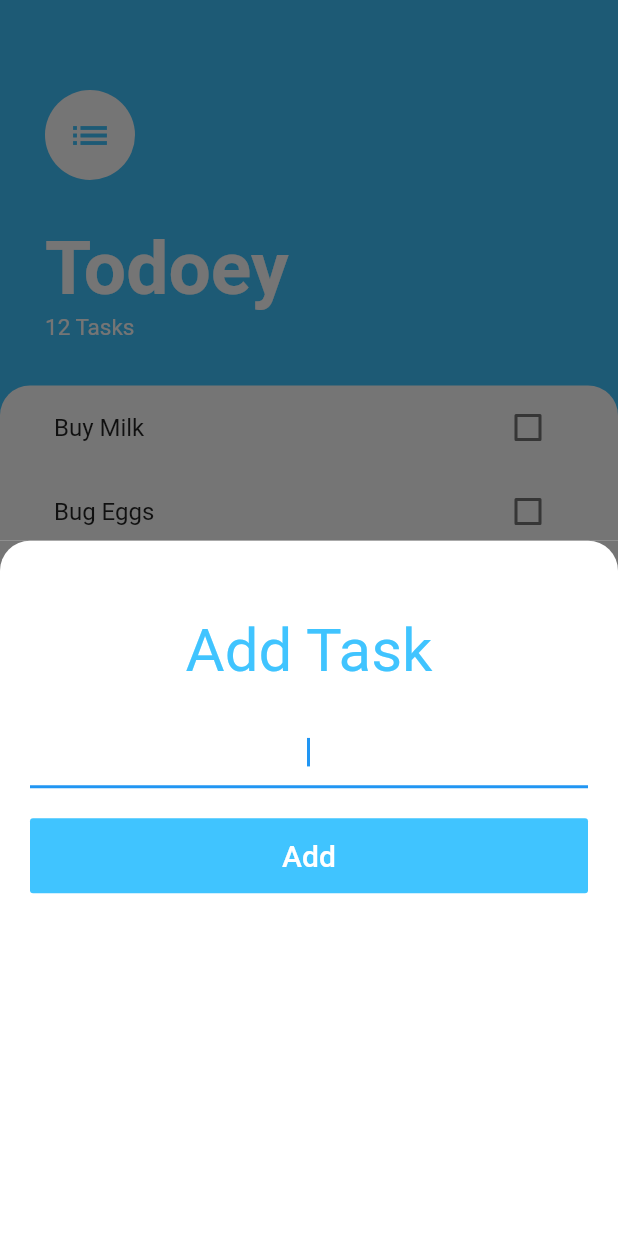
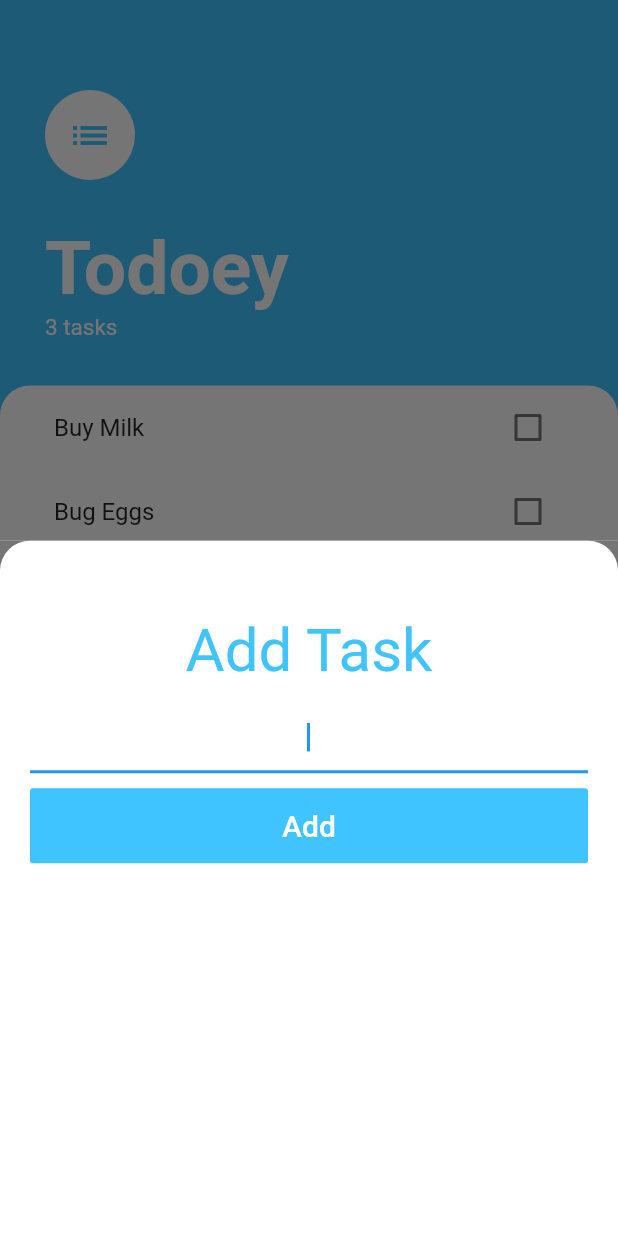
Before and after one commit to anmolgupta02/Todoey_flutter, a Flutter app: the screen it shows after launch, after a tap on the "add" icon, on a phone screen of 412 x 824 dp. Run offline on Flutter 3.47's test engine with Material 2 defaults, Android fonts, the phone set to English and light mode, and no system bars.

Commit message:
Added the solution for fetching data from ADD Task bottomSheet

```diff
--- a/lib/screens/add_task_screen.dart
+++ b/lib/screens/add_task_screen.dart
@@ -1,10 +1,15 @@
 import 'package:flutter/material.dart';
 
 class AddTaskScreen extends StatelessWidget {
-  String taskName;
+  // const AddTaskScreen({this.taskName});
+
+  final Function addTaskCallback;
+
+  AddTaskScreen(this.addTaskCallback(newTaskTitle));
 
   @override
   Widget build(BuildContext context) {
+    String taskName;
     return Container(
       color: Color(0xFF757575),
       child: Container(
@@ -29,21 +34,27 @@ class AddTaskScreen extends StatelessWidget {
               style: TextStyle(color: Colors.lightBlueAccent, fontSize: 40),
             ),
             SizedBox(
-              height: 20,
+              height: 10,
             ),
             TextField(
+              //controller: taskAdderController,
               autofocus: true,
               textAlign: TextAlign.center,
               keyboardType: TextInputType.name,
+              onChanged: (value) {
+                taskName = value;
+              },
             ),
             SizedBox(
-              height: 20,
+              height: 10,
             ),
             FlatButton(
               height: 50,
               minWidth: 200,
               color: Colors.lightBlueAccent,
-              onPressed: () {},
+              onPressed: () {
+                addTaskCallback(taskName);
+              },
               child: Text(
                 "Add",
                 style: TextStyle(fontSize: 20, color: Colors.white),
--- a/lib/screens/tasks_screen.dart
+++ b/lib/screens/tasks_screen.dart
@@ -1,15 +1,22 @@
+import 'package:To_Do_App/models/task.dart';
 import 'package:To_Do_App/screens/add_task_screen.dart';
 import 'package:To_Do_App/widgets/tasks_list.dart';
 import 'package:flutter/cupertino.dart';
 import 'package:flutter/material.dart';
 
-class TasksScreen extends StatelessWidget {
+class TasksScreen extends StatefulWidget {
+  @override
+  _TasksScreenState createState() => _TasksScreenState();
+}
+
+class _TasksScreenState extends State<TasksScreen> {
   final String noOfTasks = "12";
 
-  // Widget buildBottomSheet(BuildContext context) => Container(
-  // We can pass this directly to the builder for showModalBottomSheet but for code optimization,
-  // we'll use a different strategy.
-  // );
+  List<Task> tasks = [
+    Task(name: 'Buy Milk'),
+    Task(name: 'Bug Eggs'),
+    Task(name: 'Buy Bread'),
+  ];
 
   @override
   Widget build(BuildContext context) {
@@ -20,7 +27,18 @@ class TasksScreen extends StatelessWidget {
           child: Icon(Icons.add),
           onPressed: () {
             showModalBottomSheet(
-                context: context, builder: (context) => AddTaskScreen());
+              context: context,
+              builder: (context) => AddTaskScreen(
+                (newTaskTitle) {
+                  print(newTaskTitle);
+                  setState(() {
+                    tasks.add(Task(name: newTaskTitle));
+                  });
+                  //using this to closing bottomsheet as soon as we click on add.
+                  Navigator.pop(context);
+                },
+              ),
+            );
           }),
       body: Column(
         crossAxisAlignment: CrossAxisAlignment.start,
@@ -50,7 +68,7 @@ class TasksScreen extends StatelessWidget {
                       color: Colors.white),
                 ),
                 Text(
-                  '$noOfTasks Tasks',
+                  '${tasks.length} tasks',
                   style: TextStyle(color: Colors.white, fontSize: 15),
                 ),
               ],
@@ -66,7 +84,9 @@ class TasksScreen extends StatelessWidget {
                     topLeft: Radius.circular(20),
                   ),
                 ),
-                child: TasksList()),
+                child: TasksList(
+                  tasks: tasks,
+                )),
           )
         ],
       ),
--- a/lib/widgets/tasks_list.dart
+++ b/lib/widgets/tasks_list.dart
@@ -3,32 +3,30 @@ import 'package:To_Do_App/widgets/tasks_tile.dart';
 import 'package:flutter/material.dart';
 
 class TasksList extends StatefulWidget {
+  final List<Task> tasks;
+
+  TasksList({this.tasks});
+
   @override
   _TasksListState createState() => _TasksListState();
 }
 
 class _TasksListState extends State<TasksList> {
-  List<Task> tasks = [
-    Task(name: 'Buy Milk'),
-    Task(name: 'Bug Eggs'),
-    Task(name: 'Buy Bread'),
-  ];
-
   @override
   Widget build(BuildContext context) {
     //using builder to make it dynamic on the basis of index
     return ListView.builder(
       itemBuilder: (context, index) {
         return TaskTile(
-            taskTitle: tasks[index].name,
-            isChecked: tasks[index].isDone,
+            taskTitle: widget.tasks[index].name,
+            isChecked: widget.tasks[index].isDone,
             checkBoxCallback: (bool checkBoxState) {
               setState(() {
-                tasks[index].isDone = checkBoxState;
+                widget.tasks[index].isDone = checkBoxState;
               });
             });
       },
-      itemCount: tasks.length,
+      itemCount: widget.tasks.length,
     );
   }
 }
```
